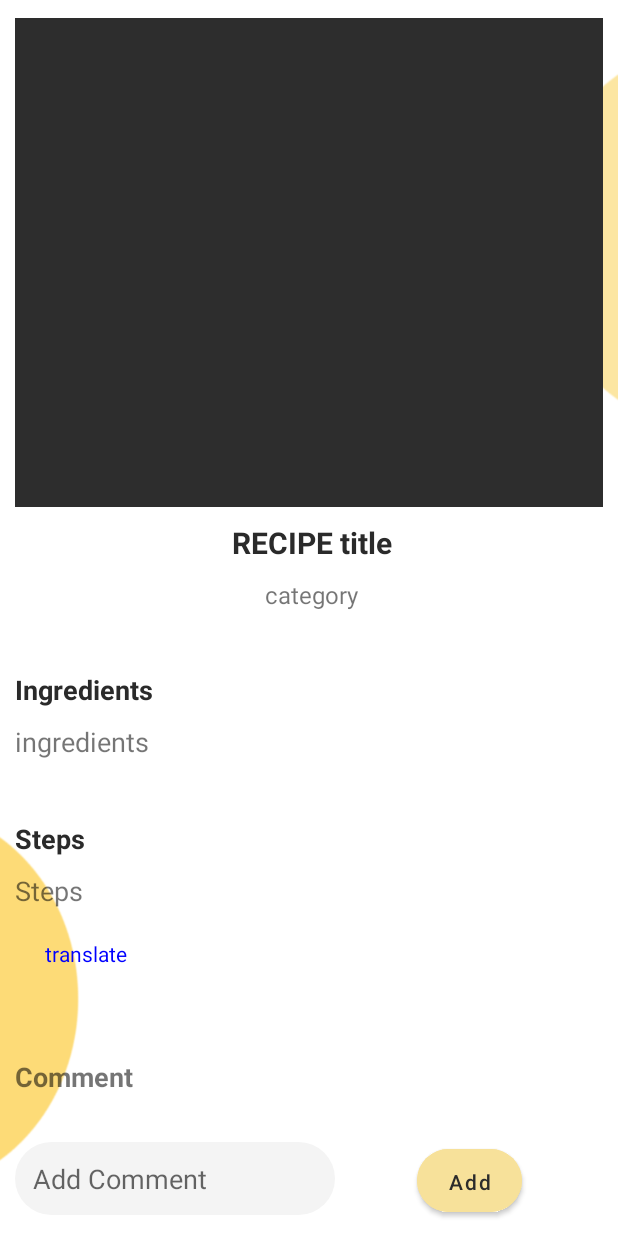
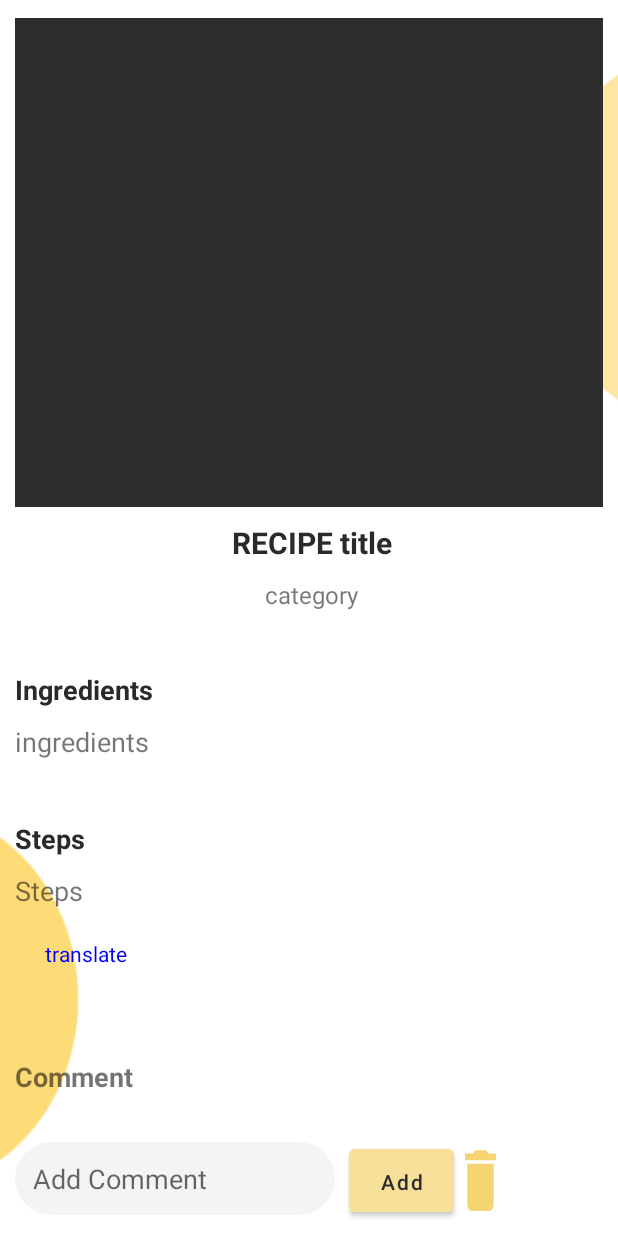
Before and after one commit to weaaaam7/Wasfah_, an Android app: the layout activity_recepe.xml on its own in the app's theme, with its tools: preview values and no code run, scrolled down 74 dp, on a phone screen of 412 x 824 dp. Run offline under Robolectric (Android 15) with nearby library versions, the phone set to English and light mode, and no system bars; network calls fail; Roboto replaces fonts that are not available here.

Commit message:
changes in the mainActivity.

```diff
--- a/app/build.gradle
+++ b/app/build.gradle
@@ -83,4 +83,6 @@ dependencies {
 
     implementation 'com.android.support:support-annotations:24.2.0'
 
+
+
 }
--- /dev/null
+++ b/app/src/main/res/drawable/ic_baseline_delete_24.xml
@@ -0,0 +1,10 @@
+<vector xmlns:android="http://schemas.android.com/apk/res/android"
+    android:width="24dp"
+    android:height="24dp"
+    android:viewportWidth="24"
+    android:viewportHeight="24"
+    android:tint="?attr/colorControlNormal">
+  <path
+      android:fillColor="@android:color/white"
+      android:pathData="M6,19c0,1.1 0.9,2 2,2h8c1.1,0 2,-0.9 2,-2V7H6v12zM19,4h-3.5l-1,-1h-5l-1,1H5v2h14V4z"/>
+</vector>
--- a/app/src/main/res/layout/activity_recepe.xml
+++ b/app/src/main/res/layout/activity_recepe.xml
@@ -207,11 +207,24 @@
                     android:text="@string/Add"
                     android:textAllCaps="false"
                     android:textColor="#2B2B2B"
-                    app:cornerRadius="50dp"
                     app:layout_constraintBottom_toBottomOf="parent"
                     app:layout_constraintEnd_toEndOf="parent"
                     app:layout_constraintStart_toEndOf="@+id/editText"
+                    android:layout_marginRight="90dp"
                     app:layout_constraintTop_toTopOf="parent" />
+
+                <Button
+                    android:id="@+id/delButton"
+                    style="@style/Widget.AppCompat.Button"
+                    android:layout_width="35dp"
+                    android:layout_height="54dp"
+                    android:supportsRtl="false"
+
+                    android:background="@drawable/ic_baseline_delete_24"
+                    app:layout_constraintStart_toEndOf="@+id/button"
+                    app:backgroundTint="#F5D472"
+                    tools:ignore="MissingConstraints"></Button>
+
 
 
             </androidx.constraintlayout.widget.ConstraintLayout>
--- a/app/src/main/res/layout/activity_search_recipe.xml
+++ b/app/src/main/res/layout/activity_search_recipe.xml
@@ -34,7 +34,7 @@
             app:layout_constraintBottom_toBottomOf="parent"
             app:layout_constraintHorizontal_bias="0"
             app:layout_constraintTop_toTopOf="parent"
-            app:layout_constraintVertical_bias="0" />
+            app:layout_constraintVertical_bias="0"/>
         <ImageView
             android:id="@+id/back"
             android:layout_width="40dp"
--- a/app/src/main/res/layout/fragment_search.xml
+++ b/app/src/main/res/layout/fragment_search.xml
@@ -5,7 +5,7 @@
     android:layout_width="match_parent"
     android:background="#EDF6FF"
     android:layout_height="match_parent"
-    tools:context=".SearchRecipe">
+    tools:context=".Search">
 
     <androidx.constraintlayout.widget.ConstraintLayout
         android:id="@+id/first"
--- a/app/src/main/res/values/strings.xml
+++ b/app/src/main/res/values/strings.xml
@@ -84,5 +84,6 @@
     <string name="hello_second_fragment" translatable="false">Hello second fragment. Arg: %1$s</string>
     <!-- TODO: Remove or change this placeholder text -->
     <string name="hello_blank_fragment" translatable="false">Hello blank fragment</string>
+    <string name="delete_comment">Delete Comment</string>
 
 </resources>
```
Also changed, not shown: app/src/main/java/com/example/wasfah/Comment.java (+7 -4 lines), app/src/main/java/com/example/wasfah/RecipeInfo.java (+2 -6 lines), app/src/main/java/com/example/wasfah/commentAdapter.java (+7 -0 lines), app/src/main/java/com/example/wasfah/recepe.java (+28 -3 lines), app/src/main/res/layout/row_comment.xml (+2 -17 lines), app/src/main/res/layout/item_search.xml (indentation only).
